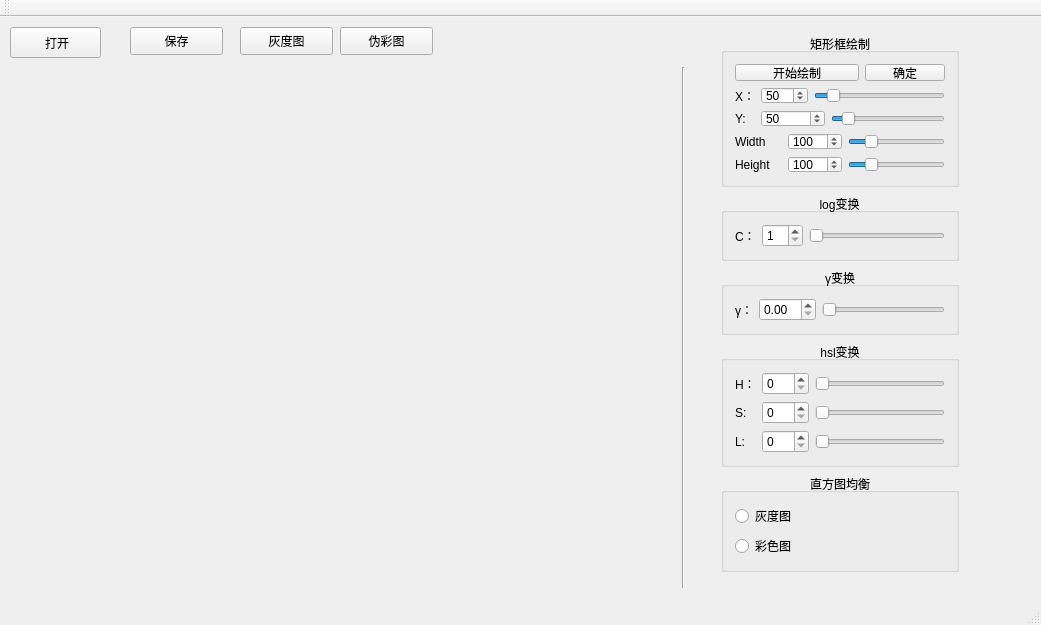
This is Lab_01.ui in Ceazy-Gentleman/Lab_01 as Qt 5 draws it before an edit. The edited form follows.
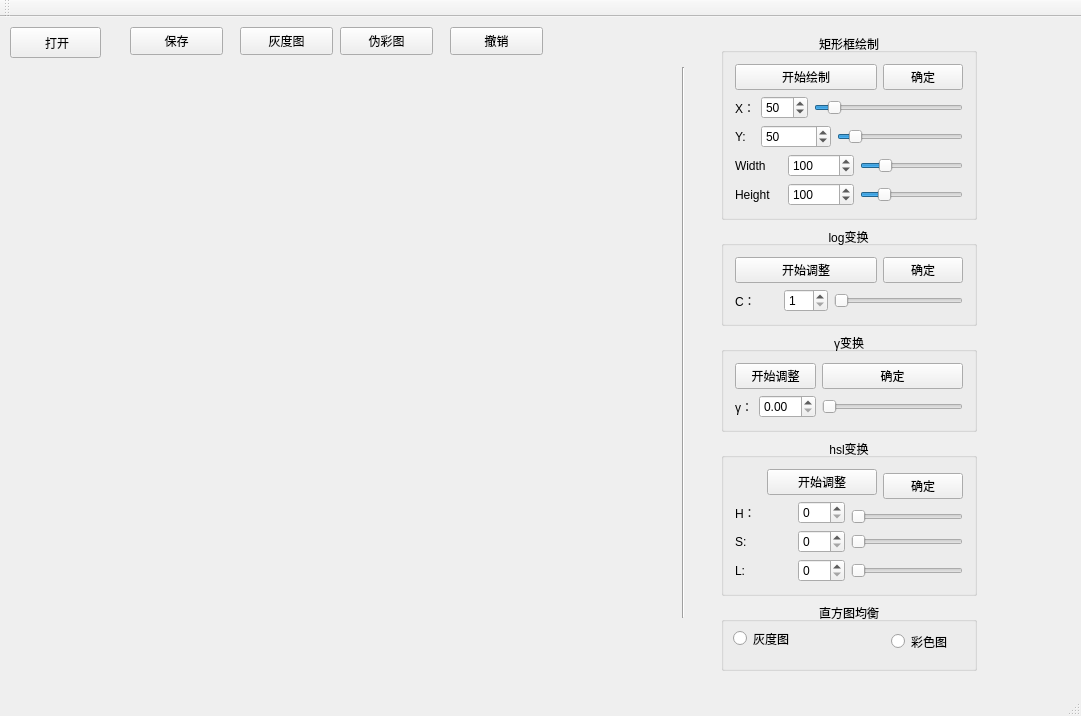
This is the edited form.

Commit message: 1、利用vector容器添加撤销功能 2、通过重置日志文件来完善日志功能

The edit to the form file:
```diff
--- a/Lab_01.ui
+++ b/Lab_01.ui
@@ -6,8 +6,8 @@
    <rect>
     <x>0</x>
     <y>0</y>
-    <width>1041</width>
-    <height>625</height>
+    <width>1081</width>
+    <height>716</height>
    </rect>
   </property>
   <property name="windowTitle">
@@ -27,19 +27,6 @@
      <string> 打开</string>
     </property>
    </widget>
-   <widget class="QLabel" name="unIabel">
-    <property name="geometry">
-     <rect>
-      <x>50</x>
-      <y>80</y>
-      <width>561</width>
-      <height>431</height>
-     </rect>
-    </property>
-    <property name="text">
-     <string/>
-    </property>
-   </widget>
    <widget class="QPushButton" name="save">
     <property name="geometry">
      <rect>
@@ -85,7 +72,7 @@
       <x>673</x>
       <y>50</y>
       <width>20</width>
-      <height>521</height>
+      <height>551</height>
      </rect>
     </property>
     <property name="orientation">
@@ -97,8 +84,8 @@
      <rect>
       <x>710</x>
       <y>5</y>
-      <width>260</width>
-      <height>561</height>
+      <width>278</width>
+      <height>660</height>
      </rect>
     </property>
     <layout class="QVBoxLayout" name="verticalLayout_2">
@@ -259,15 +246,8 @@
        <property name="flat">
         <bool>true</bool>
        </property>
-       <layout class="QHBoxLayout" name="horizontalLayout_3">
-        <item>
-         <widget class="QLabel" name="label">
-          <property name="text">
-           <string>C：</string>
-          </property>
-         </widget>
-        </item>
-        <item>
+       <layout class="QGridLayout" name="gridLayout_3">
+        <item row="1" column="1">
          <widget class="QSpinBox" name="spinBox1">
           <property name="minimum">
            <number>1</number>
@@ -283,13 +263,34 @@
           </property>
          </widget>
         </item>
-        <item>
+        <item row="0" column="3">
+         <widget class="QPushButton" name="end_log">
+          <property name="text">
+           <string>确定</string>
+          </property>
+         </widget>
+        </item>
+        <item row="1" column="2" colspan="2">
          <widget class="QSlider" name="horizontalSlider1">
           <property name="orientation">
            <enum>Qt::Horizontal</enum>
           </property>
          </widget>
         </item>
+        <item row="1" column="0">
+         <widget class="QLabel" name="label">
+          <property name="text">
+           <string>C：</string>
+          </property>
+         </widget>
+        </item>
+        <item row="0" column="0" colspan="3">
+         <widget class="QPushButton" name="start_log">
+          <property name="text">
+           <string>开始调整</string>
+          </property>
+         </widget>
+        </item>
        </layout>
       </widget>
      </item>
@@ -304,22 +305,29 @@
        <property name="flat">
         <bool>true</bool>
        </property>
-       <layout class="QHBoxLayout" name="horizontalLayout_2">
-        <item>
+       <layout class="QGridLayout" name="gridLayout_4">
+        <item row="1" column="0">
          <widget class="QLabel" name="label_2">
           <property name="text">
            <string>γ：</string>
           </property>
          </widget>
         </item>
-        <item>
+        <item row="0" column="0" colspan="2">
+         <widget class="QPushButton" name="start_gamma">
+          <property name="text">
+           <string>开始调整</string>
+          </property>
+         </widget>
+        </item>
+        <item row="1" column="1">
          <widget class="QDoubleSpinBox" name="doubleSpinBox">
           <property name="singleStep">
            <double>0.100000000000000</double>
           </property>
          </widget>
         </item>
-        <item>
+        <item row="1" column="2">
          <widget class="QSlider" name="horizontalSlider">
           <property name="value">
            <number>0</number>
@@ -329,6 +337,13 @@
           </property>
          </widget>
         </item>
+        <item row="0" column="2">
+         <widget class="QPushButton" name="end_gamma">
+          <property name="text">
+           <string>确定</string>
+          </property>
+         </widget>
+        </item>
        </layout>
       </widget>
      </item>
@@ -344,21 +359,35 @@
         <bool>true</bool>
        </property>
        <layout class="QGridLayout" name="gridLayout">
-        <item row="0" column="0">
+        <item row="0" column="1" colspan="3">
+         <widget class="QPushButton" name="start_hsl">
+          <property name="text">
+           <string>开始调整</string>
+          </property>
+         </widget>
+        </item>
+        <item row="0" column="4" rowspan="2">
+         <widget class="QPushButton" name="end_hsl">
+          <property name="text">
+           <string>确定</string>
+          </property>
+         </widget>
+        </item>
+        <item row="1" column="0" rowspan="2" colspan="2">
          <widget class="QLabel" name="label_3">
           <property name="text">
            <string>H：</string>
           </property>
          </widget>
         </item>
-        <item row="0" column="1">
+        <item row="1" column="2" rowspan="2">
          <widget class="QSpinBox" name="HspinBox">
           <property name="maximum">
            <number>360</number>
           </property>
          </widget>
         </item>
-        <item row="0" column="2">
+        <item row="2" column="3" colspan="2">
          <widget class="QSlider" name="HhorizontalSlider_2">
           <property name="maximum">
            <number>360</number>
@@ -368,14 +397,14 @@
           </property>
          </widget>
         </item>
-        <item row="1" column="0">
+        <item row="3" column="0">
          <widget class="QLabel" name="label_4">
           <property name="text">
            <string>S:</string>
           </property>
          </widget>
         </item>
-        <item row="1" column="1">
+        <item row="3" column="2">
          <widget class="QSpinBox" name="SspinBox_2">
           <property name="minimum">
            <number>0</number>
@@ -388,7 +417,7 @@
           </property>
          </widget>
         </item>
-        <item row="1" column="2">
+        <item row="3" column="3" colspan="2">
          <widget class="QSlider" name="ShorizontalSlider_3">
           <property name="maximum">
            <number>100</number>
@@ -398,14 +427,14 @@
           </property>
          </widget>
         </item>
-        <item row="2" column="0">
+        <item row="4" column="0">
          <widget class="QLabel" name="label_5">
           <property name="text">
            <string>L:</string>
           </property>
          </widget>
         </item>
-        <item row="2" column="1">
+        <item row="4" column="2">
          <widget class="QSpinBox" name="LspinBox_3">
           <property name="minimum">
            <number>0</number>
@@ -418,7 +447,7 @@
           </property>
          </widget>
         </item>
-        <item row="2" column="2">
+        <item row="4" column="3" colspan="2">
          <widget class="QSlider" name="LhorizontalSlider_4">
           <property name="maximum">
            <number>100</number>
@@ -439,26 +468,62 @@
        <property name="alignment">
         <set>Qt::AlignCenter</set>
        </property>
-       <layout class="QVBoxLayout" name="verticalLayout">
-        <item>
-         <widget class="QRadioButton" name="radioButton">
-          <property name="text">
-           <string>灰度图</string>
-          </property>
-         </widget>
-        </item>
-        <item>
-         <widget class="QRadioButton" name="radioButton_2">
-          <property name="text">
-           <string>彩色图</string>
-          </property>
-         </widget>
-        </item>
-       </layout>
+       <widget class="QRadioButton" name="radioButton">
+        <property name="geometry">
+         <rect>
+          <x>12</x>
+          <y>27</y>
+          <width>72</width>
+          <height>19</height>
+         </rect>
+        </property>
+        <property name="text">
+         <string>灰度图</string>
+        </property>
+       </widget>
+       <widget class="QRadioButton" name="radioButton_2">
+        <property name="geometry">
+         <rect>
+          <x>170</x>
+          <y>30</y>
+          <width>72</width>
+          <height>19</height>
+         </rect>
+        </property>
+        <property name="text">
+         <string>彩色图</string>
+        </property>
+       </widget>
       </widget>
      </item>
     </layout>
    </widget>
+   <widget class="QPushButton" name="Withdraw">
+    <property name="geometry">
+     <rect>
+      <x>450</x>
+      <y>10</y>
+      <width>93</width>
+      <height>28</height>
+     </rect>
+    </property>
+    <property name="text">
+     <string>撤销</string>
+    </property>
+   </widget>
+   <widget class="QLabel" name="unIabel">
+    <property name="geometry">
+     <rect>
+      <x>50</x>
+      <y>100</y>
+      <width>601</width>
+      <height>491</height>
+     </rect>
+    </property>
+    <property name="text">
+     <string/>
+    </property>
+   </widget>
   </widget>
   <widget class="QMenuBar" name="menuBar">
    <property name="geometry">
```
Left out of the diff: 20 changed lines with no effect on the pictures. The commit also changes 4 other files.
